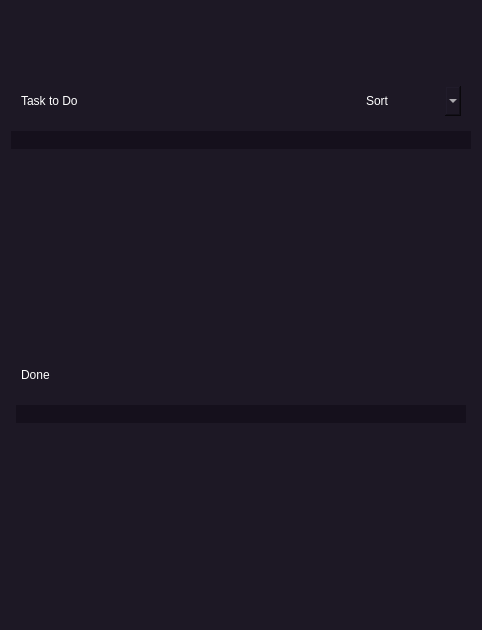
The window that mainwindow.ui (cty0613/todoapp) describes before a commit, drawn with Qt 5.
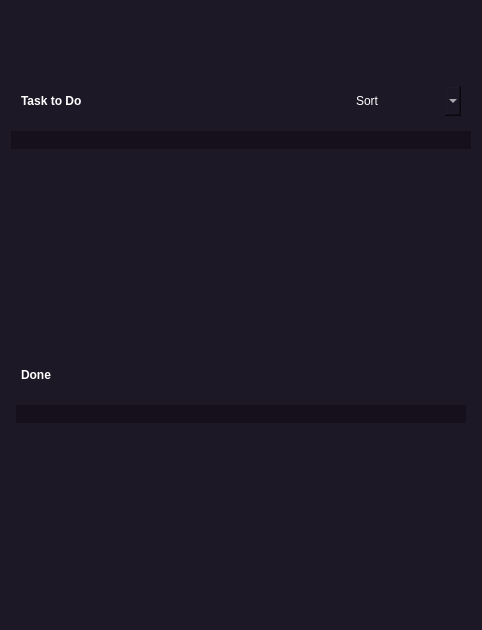
The same window after the commit.

```diff
--- a/mainwindow.ui
+++ b/mainwindow.ui
@@ -110,7 +110,8 @@
          <enum>Qt::LayoutDirection::LeftToRight</enum>
         </property>
         <property name="styleSheet">
-         <string notr="true">color: white</string>
+         <string notr="true">color: white;
+font-weight : 700;</string>
         </property>
         <property name="text">
          <string>Task to Do</string>
@@ -127,13 +128,13 @@
         </property>
         <property name="minimumSize">
          <size>
-          <width>100</width>
+          <width>110</width>
           <height>30</height>
          </size>
         </property>
         <property name="maximumSize">
          <size>
-          <width>100</width>
+          <width>110</width>
           <height>30</height>
          </size>
         </property>
@@ -240,7 +241,8 @@
          </size>
         </property>
         <property name="styleSheet">
-         <string notr="true">color: white;</string>
+         <string notr="true">color: white;
+font-weight: 700;</string>
         </property>
         <property name="text">
          <string>Done</string>
```
